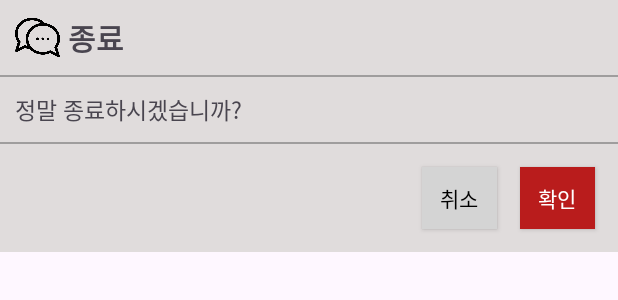
After one commit to seojh5939/AdvancedMission, an Android app: the layout main_dialog_exit.xml on its own in the app's theme, with its tools: preview values and no code run, on a phone screen of 412 x 824 dp. The commit adds this screen. Shown: the top 300 px of the screen. Run offline under Robolectric (Android 15) with nearby library versions, the phone set to English and light mode, and no system bars.

Commit message:
[FEAT] : ⚙ 커스텀 종료 다이얼로그 제작

```diff
--- /dev/null
+++ b/app/src/main/res/layout/main_dialog_exit.xml
@@ -0,0 +1,96 @@
+<?xml version="1.0" encoding="utf-8"?>
+<androidx.constraintlayout.widget.ConstraintLayout xmlns:android="http://schemas.android.com/apk/res/android"
+    android:layout_width="match_parent"
+    android:layout_height="wrap_content"
+    android:minWidth="300dp"
+    android:background="@color/whiteGray"
+    xmlns:app="http://schemas.android.com/apk/res-auto"
+    xmlns:tools="http://schemas.android.com/tools">
+
+    <ImageView
+        android:id="@+id/main_dialog_icon"
+        android:layout_width="30dp"
+        android:layout_height="30dp"
+        android:layout_margin="10dp"
+        android:src="@drawable/icon_chat"
+        app:layout_constraintStart_toStartOf="parent"
+        app:layout_constraintTop_toTopOf="parent"
+        />
+
+    <TextView
+        android:id="@+id/main_dialog_title"
+        android:layout_width="0dp"
+        android:layout_height="wrap_content"
+        app:layout_constraintStart_toEndOf="@+id/main_dialog_icon"
+        tools:text="종료"
+        android:layout_marginStart="5dp"
+        android:textStyle="bold"
+        android:textSize="20dp"
+        app:layout_constraintTop_toTopOf="@+id/main_dialog_icon"
+        app:layout_constraintBottom_toBottomOf="@+id/main_dialog_icon"
+        app:layout_constraintEnd_toEndOf="parent" />
+
+    <View
+        android:id="@+id/main_dialog_line1"
+        android:layout_marginTop="10dp"
+        android:layout_marginBottom="10dp"
+        android:layout_width="0dp"
+        android:layout_height="1dp"
+        app:layout_constraintStart_toStartOf="parent"
+        app:layout_constraintEnd_toEndOf="parent"
+        app:layout_constraintTop_toBottomOf="@+id/main_dialog_icon"
+        android:background="@color/lightGray" />
+
+    <TextView
+        android:id="@+id/main_dialog_message"
+        android:layout_width="0dp"
+        android:layout_height="wrap_content"
+        app:layout_constraintStart_toStartOf="parent"
+        app:layout_constraintEnd_toEndOf="parent"
+        app:layout_constraintTop_toBottomOf="@+id/main_dialog_line1"
+        android:layout_margin="10dp"
+        tools:text="정말 종료하시겠습니까?"
+        android:textSize="15sp" />
+
+    <View
+        android:id="@+id/main_dialog_line2"
+        android:layout_marginTop="10dp"
+        android:layout_marginBottom="10dp"
+        android:layout_width="0dp"
+        android:layout_height="1dp"
+        app:layout_constraintStart_toStartOf="parent"
+        app:layout_constraintEnd_toEndOf="parent"
+        app:layout_constraintTop_toBottomOf="@+id/main_dialog_message"
+        android:background="@color/lightGray" />
+
+    <androidx.appcompat.widget.AppCompatButton
+        android:id="@+id/main_dialog_positive_button"
+        android:layout_width="50dp"
+        android:layout_height="41dp"
+        android:layout_marginTop="15dp"
+        android:layout_marginEnd="15dp"
+        android:text="확인"
+        android:textColor="@color/white"
+        android:background="@color/dialog_button_bg_red"
+        app:layout_constraintEnd_toEndOf="parent"
+        app:layout_constraintTop_toBottomOf="@+id/main_dialog_line2" />
+
+    <androidx.appcompat.widget.AppCompatButton
+        android:id="@+id/main_dialog_negative_button"
+        android:layout_marginTop="15dp"
+        android:layout_marginEnd="15dp"
+        android:layout_width="50dp"
+        android:layout_height="41dp"
+        android:background="#D4D4D4"
+        android:text="취소"
+        android:textColor="@color/black"
+        app:layout_constraintEnd_toStartOf="@+id/main_dialog_positive_button"
+        app:layout_constraintTop_toBottomOf="@+id/main_dialog_line2" />
+
+    <View
+        android:layout_width="0dp"
+        android:layout_height="15dp"
+        app:layout_constraintStart_toStartOf="parent"
+        app:layout_constraintEnd_toEndOf="parent"
+        app:layout_constraintTop_toBottomOf="@id/main_dialog_positive_button" />
+</androidx.constraintlayout.widget.ConstraintLayout>
--- a/app/src/main/res/values/colors.xml
+++ b/app/src/main/res/values/colors.xml
@@ -9,4 +9,5 @@
     <color name="whiteGray">#e0dcdc</color>
     <color name="deepGray">#4c4b4b</color>
     <color name="transparent_orange">#BEEC6337</color>
+    <color name="dialog_button_bg_red">#B91C1C</color>
 </resources>
--- a/app/src/main/res/values/strings.xml
+++ b/app/src/main/res/values/strings.xml
@@ -8,4 +8,9 @@
         <item>네이버동</item>
     </string-array>
 
+    <string name="exit_dialog_title">종료</string>
+    <string name="exit_dialog_content">정말 종료하시겠습니까?</string>
+    <string name="exit_dialog_positive">확인</string>
+    <string name="exit_dialog_negativie">취소</string>
+
 </resources>
```
Also changed, not shown: app/src/main/java/bootcamp/sparta/myapplemarket/abstract/ExitDialog.kt (added, +86 -0 lines).
